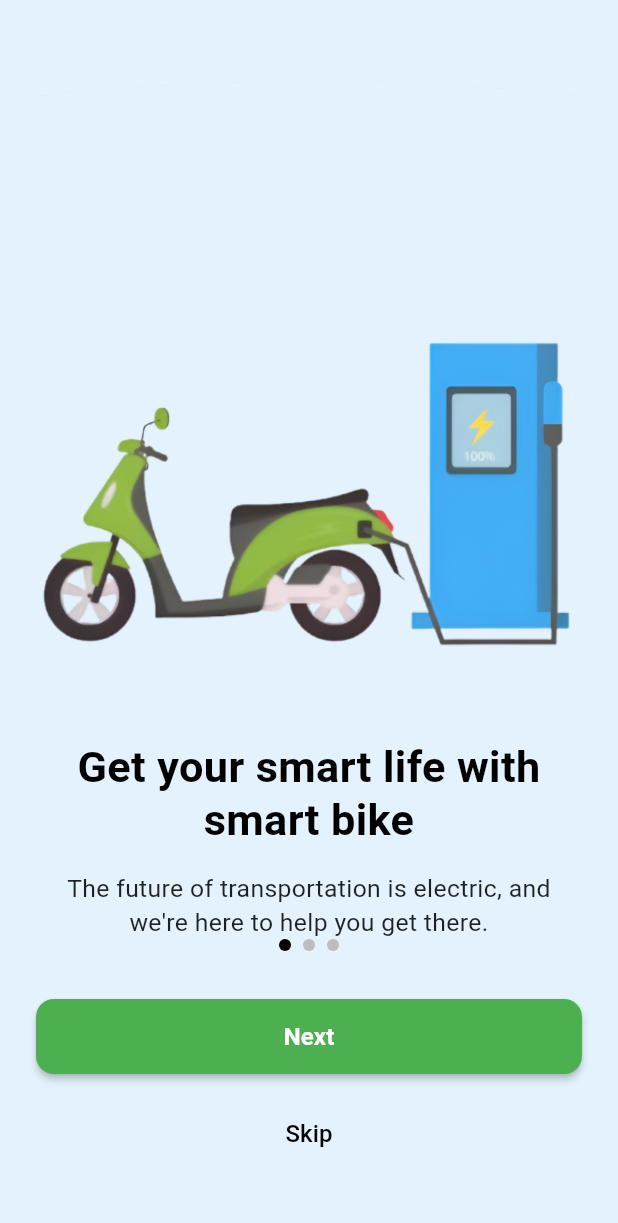
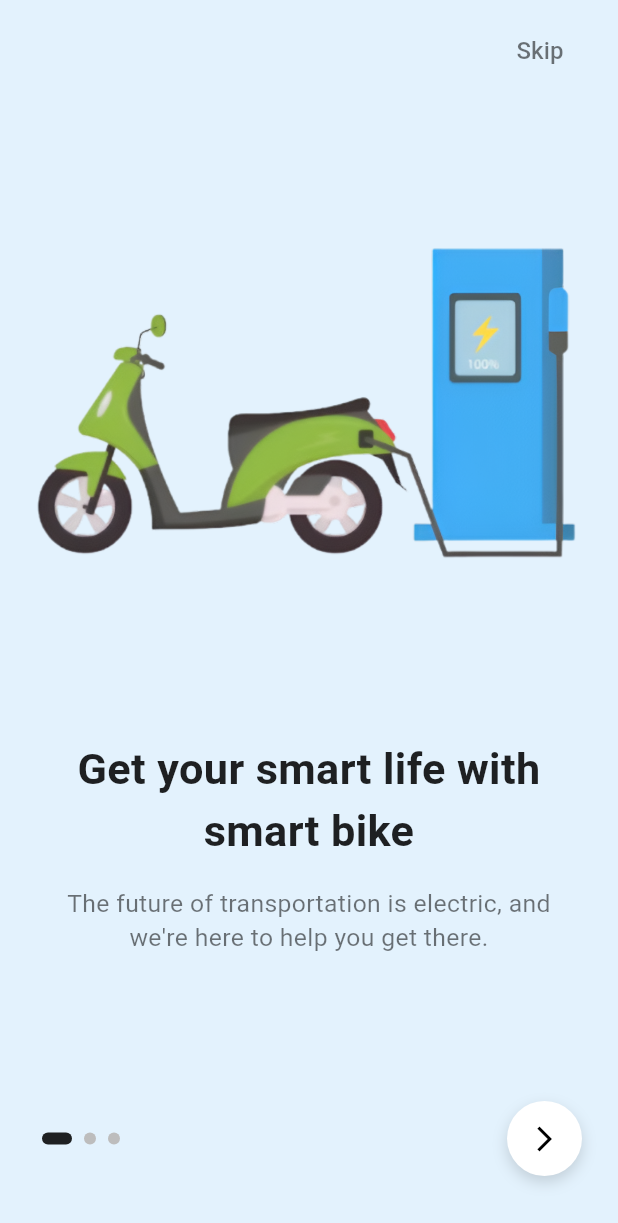
Before and after one commit to Ayushmangela/EStation, a Flutter app: the screen it shows after launch, on a phone screen of 412 x 824 dp. Shown: the top 1223 px of the screen. Run offline on Flutter 3.47's test engine with Material 3 defaults, Android fonts, the light colour scheme and no system bars; our stand-ins replace circle_nav_bar, geolocator, google_maps_flutter, supabase_flutter; missing offline and left inert: mobile_scanner; accounts and stored records are empty.

Commit message:
onboarding page ui changed

```diff
--- a/lib/src/features/user/map/map_view.dart
+++ b/lib/src/features/user/map/map_view.dart
@@ -64,7 +64,7 @@ class _UserMapViewState extends State<UserMapView> {
         debugPrint("Animating to $stationPosition for station: ${station['name']}");
         await _mapController!.animateCamera(
           CameraUpdate.newCameraPosition(
-            CameraPosition(target: stationPosition, zoom: 17),
+            CameraPosition(target: stationPosition, zoom: 14),
           ),
         );
         debugPrint("Successfully animated to station: ${station['name']}");
--- a/lib/src/presentation/pages/onboarding_view.dart
+++ b/lib/src/presentation/pages/onboarding_view.dart
@@ -1,7 +1,6 @@
 import 'package:flutter/material.dart';
 
-// Corrected import paths
-import '../widgets/dotted_arc_painter.dart';
+// Removed import for DottedArcPainter as it's no longer used
 import '../../data/models/onboarding_page.dart';
 import 'login_view.dart'; // Correct path to LoginView
 
@@ -16,11 +15,12 @@ class _OnboardingViewState extends State<OnboardingView> {
   final PageController _pageController = PageController();
   int _currentPage = 0;
 
+  // Updated pages data with your content
   final List<OnboardingPage> _pages = [
     OnboardingPage(
       title: "Get your smart life with\nsmart bike",
       description:
-      "The future of transportation is electric, and we\'re here to help you get there.",
+      "The future of transportation is electric, and we're here to help you get there.",
       image: "assets/scooty.png",
       color: const Color(0xFFE3F2FD),
       imageWidth: 500,
@@ -55,7 +55,7 @@ class _OnboardingViewState extends State<OnboardingView> {
   void _nextPage() {
     if (_currentPage < _pages.length - 1) {
       _pageController.nextPage(
-        duration: const Duration(milliseconds: 300),
+        duration: const Duration(milliseconds: 400),
         curve: Curves.easeInOut,
       );
     } else {
@@ -68,7 +68,6 @@ class _OnboardingViewState extends State<OnboardingView> {
   }
 
   void _finishOnboarding() {
-    // Navigate to LoginView and remove onboarding from back stack
     Navigator.of(context).pushReplacement(
       MaterialPageRoute(builder: (_) => const LoginView()),
     );
@@ -76,6 +75,8 @@ class _OnboardingViewState extends State<OnboardingView> {
 
   @override
   Widget build(BuildContext context) {
+    bool isLastPage = _currentPage == _pages.length - 1;
+
     return Scaffold(
       body: Stack(
         children: [
@@ -91,72 +92,90 @@ class _OnboardingViewState extends State<OnboardingView> {
               return _buildPage(_pages[index]);
             },
           ),
+          // Skip Button - only show if not the last page
+          if (!isLastPage)
             Positioned(
-            bottom: 0,
-            left: 0,
-            right: 0,
-            child: Container(
-              padding: const EdgeInsets.all(24),
-              child: Column(
-                mainAxisSize: MainAxisSize.min,
-                children: [
-                  Row(
-                    mainAxisAlignment: MainAxisAlignment.center,
-                    children: List.generate(
-                      _pages.length,
-                          (index) => Container(
-                        margin: const EdgeInsets.symmetric(horizontal: 4),
-                        width: 8,
-                        height: 8,
-                        decoration: BoxDecoration(
-                          shape: BoxShape.circle,
-                          color: _currentPage == index
-                              ? Colors.black
-                              : Colors.grey.shade400,
-                        ),
-                      ),
-                    ),
-                  ),
-                  const SizedBox(height: 32),
-                  SizedBox(
-                    width: double.infinity,
-                    height: 50,
-                    child: ElevatedButton(
-                      onPressed: _nextPage,
-                      style: ElevatedButton.styleFrom(
-                        backgroundColor: const Color(0xFF4CAF50),
-                        foregroundColor: Colors.white,
-                        shape: RoundedRectangleBorder(
-                          borderRadius: BorderRadius.circular(12),
-                        ),
-                        elevation: 2,
-                      ),
-                      child: Text(
-                        _currentPage == _pages.length - 1
-                            ? 'Get Started'
-                            : 'Next',
-                        style: const TextStyle(
-                          fontSize: 16,
-                          fontWeight: FontWeight.w600,
-                        ),
-                      ),
-                    ),
-                  ),
-                  const SizedBox(height: 16),
-                  TextButton(
+              top: MediaQuery.of(context).padding.top + 10, // Consider safe area
+              right: 20,
+              child: TextButton(
                 onPressed: _skipOnboarding,
                 child: const Text(
                   'Skip',
                   style: TextStyle(
-                        color: Colors.black,
+                    color: Colors.black54, // Changed for better contrast on light backgrounds
                     fontSize: 16,
                     fontWeight: FontWeight.w500,
                   ),
                 ),
               ),
-                  const SizedBox(height: 20),
+            ),
+          // Bottom Controls (Indicators and Next Button)
+          Positioned(
+            bottom: 40,
+            left: 24,
+            right: 24,
+            child: Row(
+              mainAxisAlignment: MainAxisAlignment.spaceBetween,
+              children: [
+                // Page Indicators
+                Row(
+                  mainAxisAlignment: MainAxisAlignment.center,
+                  children: List.generate(
+                    _pages.length,
+                    (index) => AnimatedContainer(
+                      duration: const Duration(milliseconds: 300),
+                      margin: const EdgeInsets.symmetric(horizontal: 4),
+                      width: _currentPage == index ? 20 : 8, // Active dot is wider
+                      height: 8,
+                      decoration: BoxDecoration(
+                        color: _currentPage == index ? Colors.black87 : Colors.grey[400], // Changed for better contrast
+                        borderRadius: BorderRadius.circular(4),
+                      ),
+                    ),
+                  ),
+                ),
+                // Next Button / Get Started Button
+                Container(
+                  width: isLastPage ? 120 : 50, // Wider for text
+                  height: 50,
+                  decoration: BoxDecoration(
+                    color: Colors.white,
+                    // Make it a rounded rectangle if it's the last page and has text
+                    borderRadius: isLastPage ? BorderRadius.circular(25) : null,
+                    shape: isLastPage ? BoxShape.rectangle : BoxShape.circle,
+                    boxShadow: [
+                      BoxShadow(
+                        color: Colors.black.withOpacity(0.15),
+                        blurRadius: 8,
+                        offset: const Offset(0, 4),
+                      ),
                     ],
                   ),
+                  child: Material(
+                    color: Colors.transparent,
+                    child: InkWell(
+                      onTap: _nextPage,
+                      borderRadius: isLastPage ? BorderRadius.circular(25) : BorderRadius.circular(50),
+                      child: Center(
+                        child: isLastPage
+                            ? const Text(
+                                'Get Started',
+                                style: TextStyle(
+                                  color: Colors.black,
+                                  fontSize: 16,
+                                  fontWeight: FontWeight.bold,
+                                ),
+                              )
+                            : const Icon(
+                                Icons.arrow_forward_ios,
+                                color: Colors.black,
+                                size: 20,
+                              ),
+                      ),
+                    ),
+                  ),
+                ),
+              ],
             ),
           ),
         ],
@@ -166,67 +185,45 @@ class _OnboardingViewState extends State<OnboardingView> {
 
   Widget _buildPage(OnboardingPage page) {
     return Container(
-      color: page.color,
-      child: SafeArea(
+      color: page.color, // Page background color (e.g., light blue, light green)
+      width: double.infinity,
+      height: double.infinity,
       child: Column(
         children: [
           Expanded(
-              flex: 6,
-              child: Container(
-                width: double.infinity,
-                padding: const EdgeInsets.all(24),
-                child: Stack(
-                  children: [
-                    Positioned(
-                      top: 10,
-                      left: 0,
-                      right: 0,
-                      child: CustomPaint(
-                        painter: DottedArcPainter(),
-                        size: const Size(double.infinity, 100),
-                      ),
-                    ),
-                    Center(
-                      child: Container(
-                        margin: const EdgeInsets.only(top: 160),
-                        child: SizedBox(
-                          width: page.imageWidth,
-                          height: page.imageHeight,
-                          child: Image.asset(page.image, fit: BoxFit.contain),
-                        ),
-                      ),
-                    ),
-                  ],
+            flex: 7, // Adjust flex to give more space to image
+            child: Padding(
+              padding: const EdgeInsets.only(top: 60.0, bottom: 20.0, left: 20.0, right: 20.0), // Add padding for image
+              child: Image.asset(
+                page.image,
+                fit: BoxFit.contain,
               ),
             ),
           ),
           Expanded(
-              flex: 4,
-              child: Container(
-                padding: const EdgeInsets.symmetric(horizontal: 24),
+            flex: 3, // Adjust flex for text content
+            child: Padding(
+              padding: const EdgeInsets.symmetric(horizontal: 24.0),
               child: Column(
                 mainAxisAlignment: MainAxisAlignment.start,
+                crossAxisAlignment: CrossAxisAlignment.center,
                 children: [
-                    SizedBox(
-                      height: MediaQuery.of(context).size.height * 0.0001,
-                    ),
                   Text(
                     page.title,
                     textAlign: TextAlign.center,
                     style: TextStyle(
-                        fontSize: MediaQuery.of(context).size.width * 0.07,
+                      fontSize: MediaQuery.of(context).size.width * 0.07, // Adjusted font size slightly
                       fontWeight: FontWeight.bold,
-                        color: Colors.black,
-                        height: 1.2,
+                      color: Colors.black87, // Changed for better contrast on light backgrounds
                     ),
                   ),
-                    SizedBox(height: MediaQuery.of(context).size.height * 0.02),
+                  const SizedBox(height: 16),
                   Text(
                     page.description,
                     textAlign: TextAlign.center,
                     style: TextStyle(
                       fontSize: MediaQuery.of(context).size.width * 0.04,
-                        color: Colors.black87,
+                      color: Colors.black54, // Changed for better contrast on light backgrounds
                       height: 1.4,
                     ),
                   ),
@@ -234,8 +231,8 @@ class _OnboardingViewState extends State<OnboardingView> {
               ),
             ),
           ),
+          const SizedBox(height: 120), // Space for bottom controls
         ],
-        ),
       ),
     );
   }
```
Lines whose indentation alone changed are shown as unchanged.
